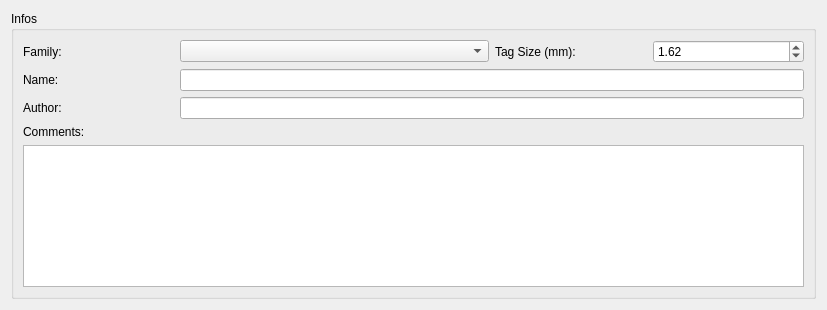
The window that src/fort-studio/ExperimentEditorWidget.ui (formicidae-tracker/studio) describes before a commit, drawn with Qt 5.
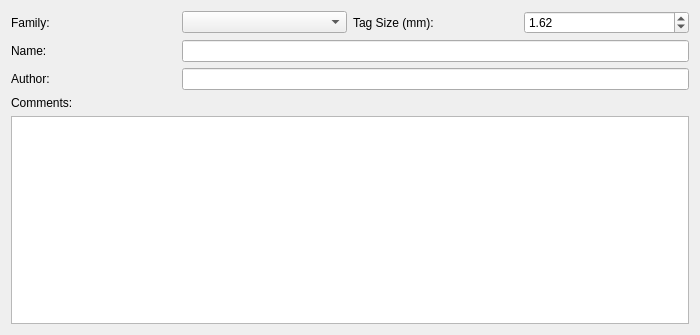
The same window after the commit. Custom widgets are drawn as their Qt base class.

Commit message: Implements an UniverseEditorWidget

The edit to the form file:
```diff
--- a/src/fort-studio/ExperimentEditorWidget.ui
+++ b/src/fort-studio/ExperimentEditorWidget.ui
@@ -6,41 +6,28 @@
    <rect>
     <x>0</x>
     <y>0</y>
-    <width>827</width>
-    <height>310</height>
+    <width>700</width>
+    <height>335</height>
    </rect>
   </property>
   <property name="windowTitle">
    <string>Form</string>
   </property>
-  <layout class="QVBoxLayout" name="verticalLayout">
-   <item>
-    <widget class="QGroupBox" name="infoBox">
-     <property name="title">
-      <string>Infos</string>
-     </property>
      <layout class="QGridLayout" name="gridLayout">
-      <item row="3" column="0">
-       <widget class="QLabel" name="authorLabel">
+   <item row="0" column="0">
+    <widget class="QLabel" name="familyLabel">
         <property name="text">
-         <string>Author:</string>
+      <string>Family:</string>
         </property>
         <property name="buddy">
-         <cstring>authorEdit</cstring>
+      <cstring>familySelector</cstring>
         </property>
        </widget>
       </item>
-      <item row="2" column="0">
-       <widget class="QLabel" name="nameLabel">
-        <property name="text">
-         <string>Name:</string>
-        </property>
-        <property name="buddy">
-         <cstring>nameEdit</cstring>
-        </property>
-       </widget>
-      </item>
-      <item row="0" column="4">
+   <item row="0" column="1">
+    <widget class="TagFamilyComboBox" name="familySelector"/>
+   </item>
+   <item row="0" column="3">
        <widget class="QDoubleSpinBox" name="tagSizeEdit">
         <property name="minimum">
          <double>0.100000000000000</double>
@@ -56,7 +43,27 @@
         </property>
        </widget>
       </item>
-      <item row="0" column="3">
+   <item row="3" column="0">
+    <widget class="QLabel" name="authorLabel">
+     <property name="text">
+      <string>Author:</string>
+     </property>
+     <property name="buddy">
+      <cstring>authorEdit</cstring>
+     </property>
+    </widget>
+   </item>
+   <item row="1" column="0">
+    <widget class="QLabel" name="nameLabel">
+     <property name="text">
+      <string>Name:</string>
+     </property>
+     <property name="buddy">
+      <cstring>nameEdit</cstring>
+     </property>
+    </widget>
+   </item>
+   <item row="0" column="2">
        <widget class="QLabel" name="tagSizeLabel">
         <property name="text">
          <string>Tag Size (mm):</string>
@@ -66,26 +73,16 @@
         </property>
        </widget>
       </item>
-      <item row="0" column="0">
-       <widget class="QLabel" name="familyLabel">
-        <property name="text">
-         <string>Family:</string>
-        </property>
-        <property name="buddy">
-         <cstring>familySelector</cstring>
-        </property>
-       </widget>
-      </item>
-      <item row="3" column="1" colspan="4">
+   <item row="9" column="0" colspan="4">
+    <widget class="QPlainTextEdit" name="commentEdit"/>
+   </item>
+   <item row="3" column="1" colspan="3">
        <widget class="QLineEdit" name="authorEdit"/>
       </item>
-      <item row="2" column="1" colspan="4">
+   <item row="1" column="1" colspan="3">
        <widget class="QLineEdit" name="nameEdit"/>
       </item>
-      <item row="5" column="0" colspan="5">
-       <widget class="QPlainTextEdit" name="commentEdit"/>
-      </item>
-      <item row="4" column="0" colspan="5">
+   <item row="4" column="0" colspan="4">
        <widget class="QLabel" name="commentLabel">
         <property name="text">
          <string>Comments:</string>
@@ -93,12 +90,6 @@
         <property name="buddy">
          <cstring>commentEdit</cstring>
         </property>
-       </widget>
-      </item>
-      <item row="0" column="1" colspan="2">
-       <widget class="TagFamilyComboBox" name="familySelector"/>
-      </item>
-     </layout>
     </widget>
    </item>
   </layout>
```
Lines whose indentation alone changed are shown as unchanged. The commit also changes 6 other files.
